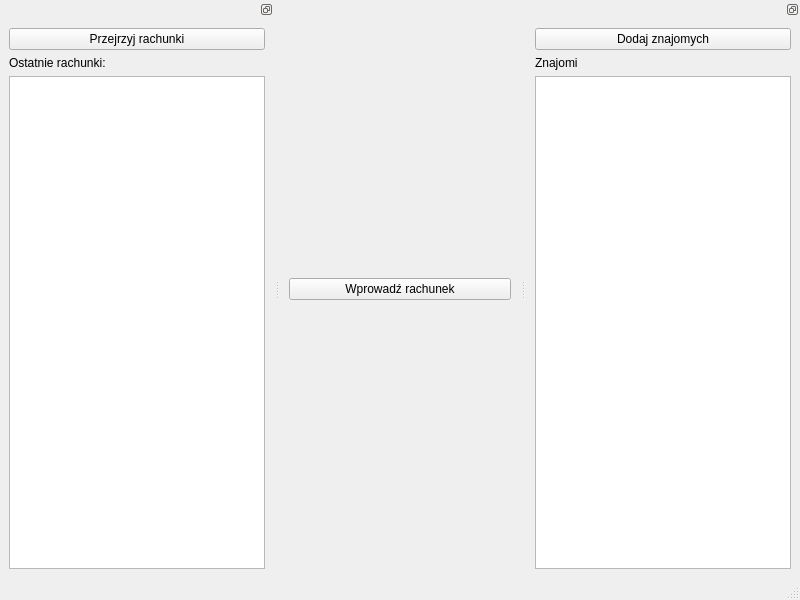
The window that resources/mainWindow.ui (tomsoonn/SplitWise) describes before a commit, drawn with Qt 5.
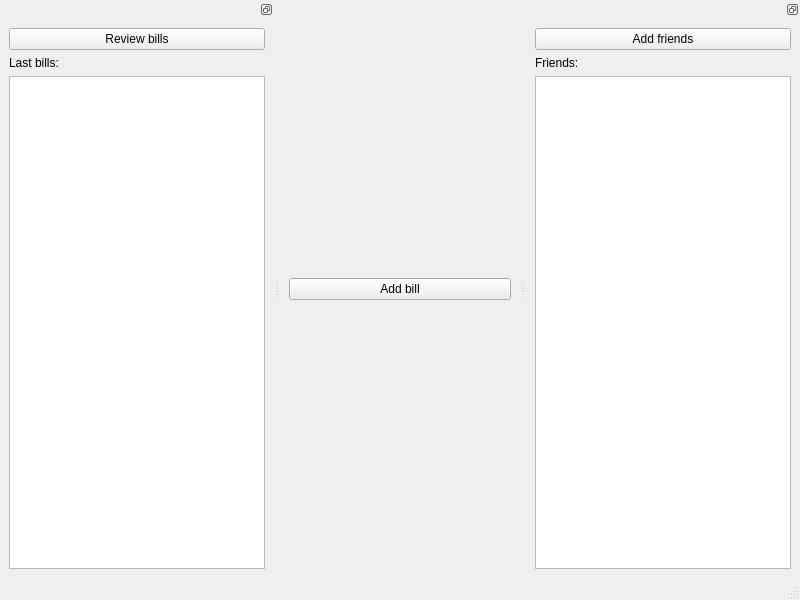
The same window after the commit.

Commit message: desktop - add bill wizard

```diff
--- a/resources/mainWindow.ui
+++ b/resources/mainWindow.ui
@@ -18,7 +18,7 @@
     <item row="0" column="0">
      <widget class="QPushButton" name="pushButton_3">
       <property name="text">
-       <string>Wprowadź rachunek</string>
+       <string>Add bill</string>
       </property>
      </widget>
     </item>
@@ -47,14 +47,14 @@
      <item>
       <widget class="QPushButton" name="pushButton">
        <property name="text">
-        <string>Dodaj znajomych</string>
+        <string>Add friends</string>
        </property>
       </widget>
      </item>
      <item>
       <widget class="QLabel" name="label_2">
        <property name="text">
-        <string>Znajomi</string>
+        <string>Friends:</string>
        </property>
       </widget>
      </item>
@@ -76,14 +76,14 @@
      <item>
       <widget class="QPushButton" name="pushButton_2">
        <property name="text">
-        <string>Przejrzyj rachunki</string>
+        <string>Review bills</string>
        </property>
       </widget>
      </item>
      <item>
       <widget class="QLabel" name="label">
        <property name="text">
-        <string>Ostatnie rachunki:</string>
+        <string>Last bills:</string>
        </property>
       </widget>
      </item>
```
Left out of the diff: 10 changed lines with no effect on the pictures. The commit also changes 19 other files.
